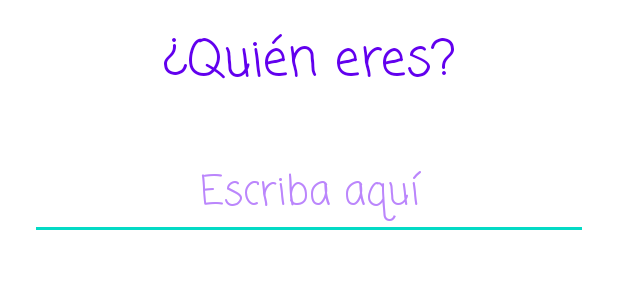
After one commit to NRamosD/TNCsito, an Android app: the layout dialog_who.xml on its own in the app's theme, with its tools: preview values and no code run, on a phone screen of 412 x 824 dp. The commit adds this screen. Shown: the top 300 px of the screen. Run offline under Robolectric (Android 15) with nearby library versions, the phone set to English and light mode, and no system bars.

Commit message:
Versión previa a la inserción de salas

```diff
--- /dev/null
+++ b/app/src/main/res/layout/dialog_who.xml
@@ -0,0 +1,32 @@
+<?xml version="1.0" encoding="utf-8"?>
+<LinearLayout xmlns:android="http://schemas.android.com/apk/res/android"
+    xmlns:app="http://schemas.android.com/apk/res-auto"
+    android:orientation="vertical"
+    android:layout_width="match_parent"
+    android:layout_height="wrap_content">
+
+    <TextView
+        android:layout_gravity="center"
+        android:layout_width="wrap_content"
+        android:layout_height="wrap_content"
+        android:layout_margin="15dp"
+        android:text="@string/who"
+        app:tint="@color/black"
+        android:textSize="15pt"
+        android:fontFamily="casual"
+        android:textColor="@color/purple_500"/>
+    <EditText
+        android:textAlignment="center"
+        android:id="@+id/nombre"
+        android:inputType="text"
+        android:layout_width="match_parent"
+        android:layout_height="wrap_content"
+        android:layout_marginTop="16dp"
+        android:layout_marginHorizontal="20dp"
+        android:layout_marginBottom="4dp"
+        android:hint="Escriba aquí"
+        android:fontFamily="casual"
+        android:textSize="12pt"
+        android:textColor="@color/purple_500"
+        android:textColorHint="@color/purple_200"/>
+</LinearLayout>
--- a/app/src/main/res/values/strings.xml
+++ b/app/src/main/res/values/strings.xml
@@ -6,5 +6,6 @@
     <string name="Emergency">Emergencia</string>
     <string name="toNeed">¿Qué necesitas?</string>
     <string name="leaveOut">Salir</string>
+    <string name="who">¿Quién eres?</string>
 
 </resources>
```
Also changed, not shown: app/src/main/java/com/example/tncsito/MainActivity.java (+38 -7 lines), app/src/main/java/com/example/tncsito/dialogWho.java (added, +75 -0 lines).
